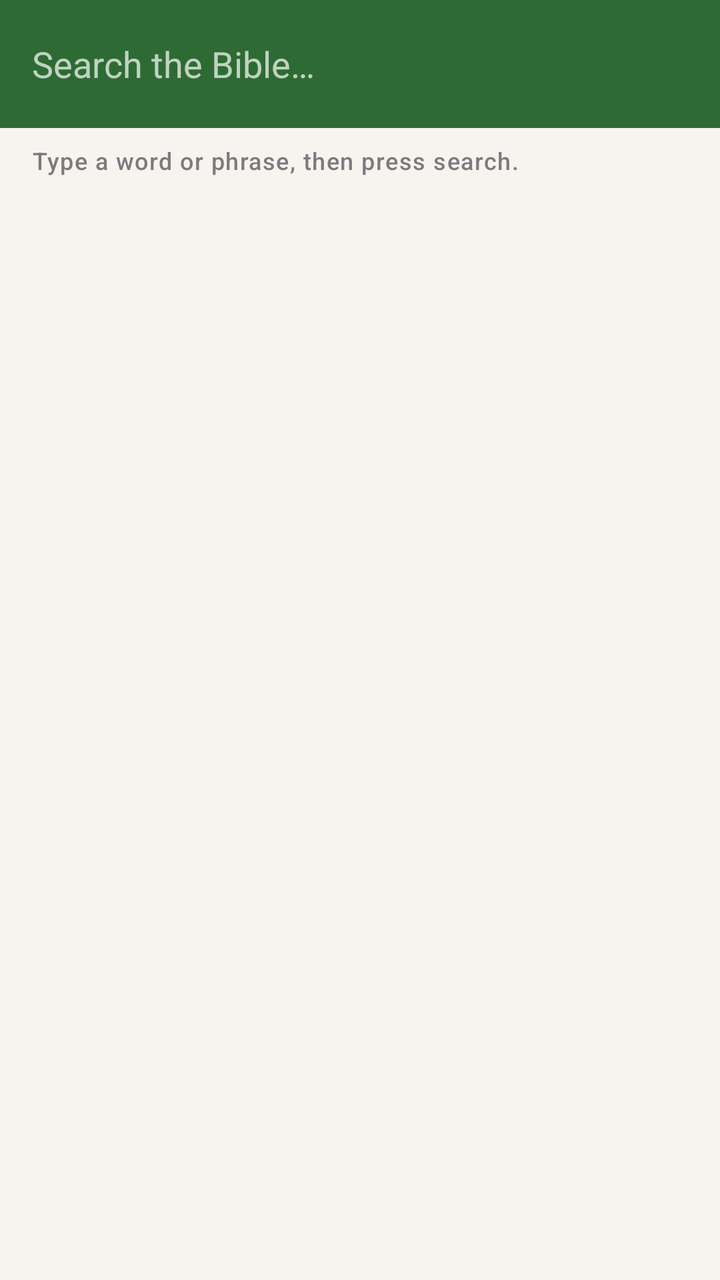
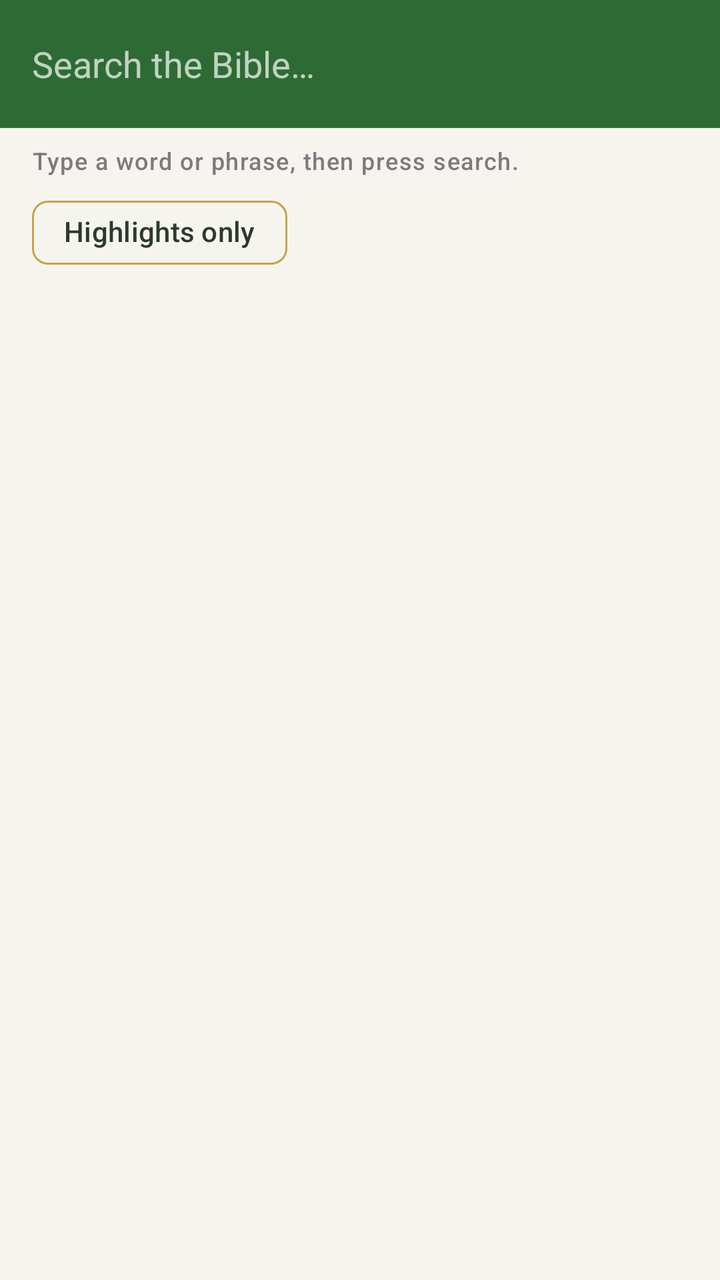

Before-and-after screenshots of an Android layout around one commit, followed by the original layout XML and the change that was made.
<!-- AndroidManifest.xml: application theme Theme.Sower -->
<!-- res/layout/activity_search.xml -->
<?xml version="1.0" encoding="utf-8"?>
<LinearLayout xmlns:android="http://schemas.android.com/apk/res/android"
    xmlns:app="http://schemas.android.com/apk/res-auto"
    android:layout_width="match_parent"
    android:layout_height="match_parent"
    android:orientation="vertical">

    <com.google.android.material.appbar.MaterialToolbar
        android:id="@+id/toolbar"
        android:layout_width="match_parent"
        android:layout_height="?attr/actionBarSize"
        android:background="@color/toolbar_bg"
        app:navigationIconTint="?attr/colorOnPrimary">

        <EditText
            android:id="@+id/searchInput"
            android:layout_width="match_parent"
            android:layout_height="wrap_content"
            android:layout_marginEnd="16dp"
            android:background="@android:color/transparent"
            android:hint="@string/search_hint"
            android:imeOptions="actionSearch"
            android:inputType="text"
            android:maxLines="1"
            android:textColor="?attr/colorOnPrimary"
            android:textColorHint="#B3FFFFFF" />
    </com.google.android.material.appbar.MaterialToolbar>

    <TextView
        android:id="@+id/searchStatus"
        android:layout_width="match_parent"
        android:layout_height="wrap_content"
        android:paddingStart="16dp"
        android:paddingEnd="16dp"
        android:paddingTop="8dp"
        android:paddingBottom="8dp"
        android:textAppearance="?attr/textAppearanceLabelMedium"
        android:alpha="0.7"
        android:text="@string/search_prompt" />

    <androidx.recyclerview.widget.RecyclerView
        android:id="@+id/resultList"
        android:layout_width="match_parent"
        android:layout_height="0dp"
        android:layout_weight="1"
        android:clipToPadding="false" />

</LinearLayout>
<!-- resources referenced by this layout -->
<resources>
  <color name="toolbar_bg">#2E6B34</color>
  <string name="search_hint">Search the Bible…</string>
  <string name="search_prompt">Type a word or phrase, then press search.</string>
  <style name="Theme.Sower" parent="Base.Theme.Sower" />
  <style name="Base.Theme.Sower" parent="Theme.Material3.DayNight.NoActionBar">
          <item name="colorPrimary">@color/sower_green</item>
          <item name="colorOnPrimary">#FFFFFF</item>
          <item name="colorPrimaryContainer">#D8E8D4</item>
          <item name="colorOnPrimaryContainer">@color/sower_green_dark</item>
          <item name="colorSecondary">@color/sower_gold</item>
          
          <item name="android:colorBackground">@color/page_bg</item>
          <item name="android:windowBackground">@color/page_bg</item>
          <item name="colorSurface">@color/page_bg</item>
          
          <item name="android:statusBarColor">@android:color/transparent</item>
          
          <item name="bubbleBackground">@color/book_bubble</item>
          <item name="bubbleText">@color/sower_green_dark</item>
          <item name="bubbleRipple">@color/sower_green</item>
          <item name="sectionHeading">@color/sower_green</item>
      </style>
  <color name="sower_green">#2E6B34</color>
  <color name="sower_green_dark">#1E4A22</color>
  <color name="sower_gold">#C8A24B</color>
  <color name="page_bg">#F6F4EE</color>
  <color name="book_bubble">#D8E8D4</color>
</resources>

<!-- the commit's change to res/layout/activity_search.xml (unified diff, before → after) -->
@@ -33,10 +33,27 @@
         android:paddingStart="16dp"
         android:paddingEnd="16dp"
         android:paddingTop="8dp"
-        android:paddingBottom="8dp"
+        android:paddingBottom="4dp"
         android:textAppearance="?attr/textAppearanceLabelMedium"
         android:alpha="0.7"
         android:text="@string/search_prompt" />
+
+    <com.google.android.material.chip.Chip
+        android:id="@+id/highlightsChip"
+        style="@style/Widget.Material3.Chip.Filter"
+        android:layout_width="wrap_content"
+        android:layout_height="wrap_content"
+        android:layout_marginStart="16dp"
+        android:layout_marginBottom="6dp"
+        android:checkable="true"
+        android:text="@string/chip_highlights_only"
+        android:textColor="@color/book_text"
+        app:chipBackgroundColor="@color/chip_bg"
+        app:chipIcon="@drawable/ic_star"
+        app:chipIconTint="@color/sower_gold"
+        app:chipStrokeColor="@color/sower_gold"
+        app:chipStrokeWidth="1dp"
+        app:checkedIconTint="@color/book_text" />
 
     <androidx.recyclerview.widget.RecyclerView
         android:id="@+id/resultList"
<!-- resource entries referenced after the edit -->
@@ -1,6 +1,20 @@
 <!-- resources referenced by this layout -->
 <resources>
+  <color name="book_text">#2B3A2C</color>
+  <color name="sower_gold">#C8A24B</color>
   <color name="toolbar_bg">#2E6B34</color>
+  <!-- drawable ic_star (drawable) -->
+  <?xml version="1.0" encoding="utf-8"?>
+  <vector xmlns:android="http://schemas.android.com/apk/res/android"
+      android:width="24dp"
+      android:height="24dp"
+      android:viewportWidth="24"
+      android:viewportHeight="24">
+      <path
+          android:fillColor="#000000"
+          android:pathData="M12,17.27L18.18,21l-1.64,-7.03L22,9.24l-7.19,-0.61L12,2 9.19,8.63 2,9.24l5.46,4.73L5.82,21z" />
+  </vector>
+  <string name="chip_highlights_only">Highlights only</string>
   <string name="search_hint">Search the Bible…</string>
   <string name="search_prompt">Type a word or phrase, then press search.</string>
   <style name="Theme.Sower" parent="Base.Theme.Sower" />
@@ -24,7 +38,6 @@
       </style>
   <color name="sower_green">#2E6B34</color>
   <color name="sower_green_dark">#1E4A22</color>
-  <color name="sower_gold">#C8A24B</color>
   <color name="page_bg">#F6F4EE</color>
   <color name="book_bubble">#D8E8D4</color>
 </resources>
